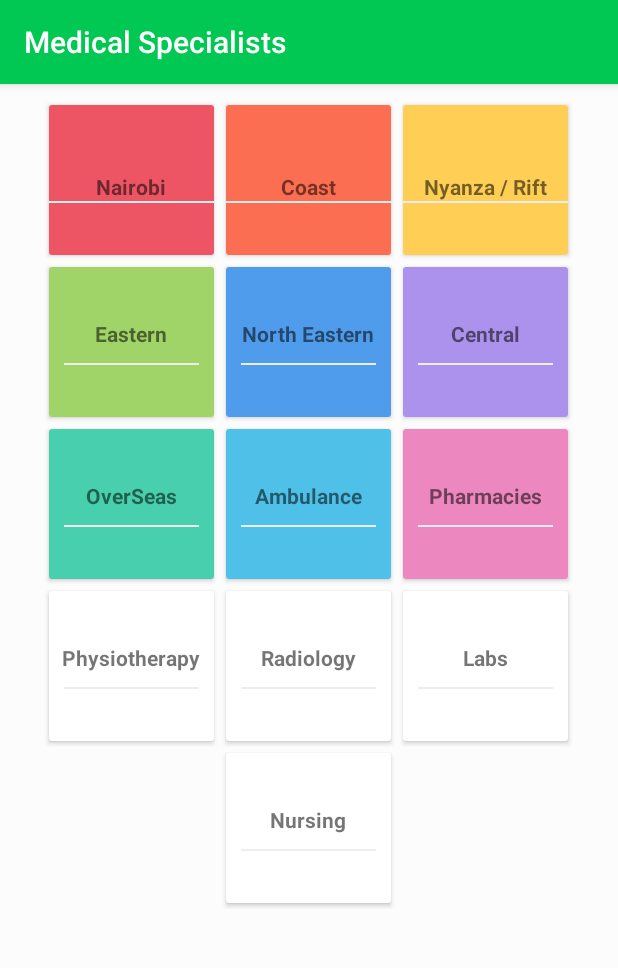
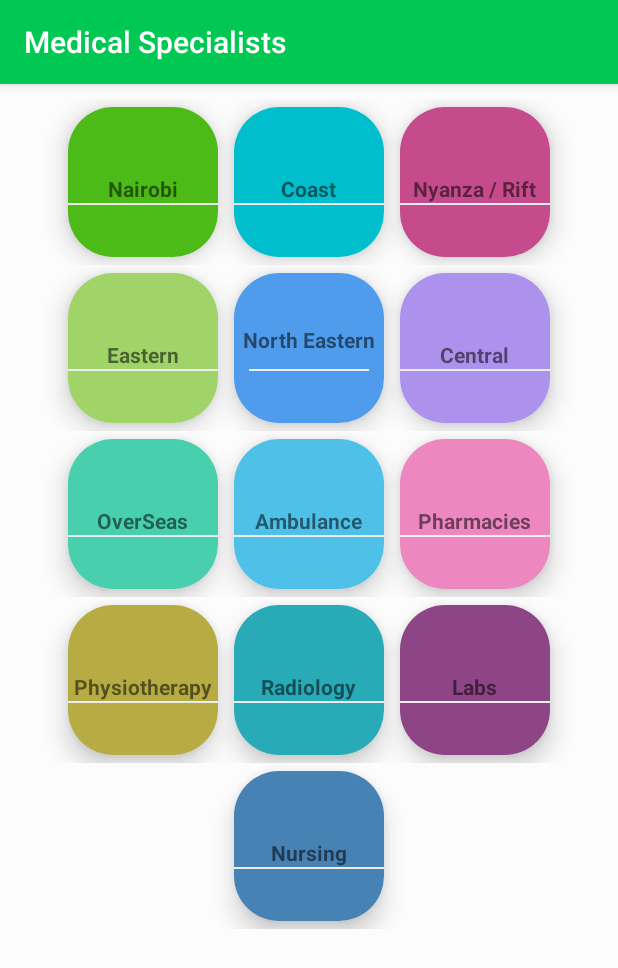
Before and after one commit to naisenyamungai/staffapp, an Android app: the Medical screen opened directly, with no data from a screen before it, on a phone screen of 412 x 824 dp. Shown: the top 968 px of the screen. Run offline under Robolectric (Android 15) with nearby library versions, the phone set to English and light mode, and no system bars; libraries missing offline, so code that uses them is left out: com.github.barteksc.pdfviewer.

Commit message:
update colors to fit color gradient

```diff
--- a/app/src/main/res/layout/activity_medical.xml
+++ b/app/src/main/res/layout/activity_medical.xml
@@ -43,16 +43,18 @@
 
                 <androidx.cardview.widget.CardView
                     android:id="@+id/nairobi_card"
-                    android:layout_width="110dp"
+                    android:layout_width="100dp"
                     android:layout_height="100dp"
-                    android:layout_margin="4dp">
+                    android:layout_margin="5dp"
+                    style="@style/MyCardViewStyle"
+                    >
 
                     <LinearLayout
                         android:layout_width="match_parent"
                         android:layout_height="match_parent"
                         android:orientation="vertical"
                         android:gravity="center"
-                        android:background="@color/colorGrapeFruit">
+                        android:background="@color/colorKelly">
                         <!--<ImageView-->
                             <!--android:layout_width="64dp"-->
                             <!--android:layout_height="64dp"-->
@@ -81,16 +83,18 @@
                 </androidx.cardview.widget.CardView>
                 <androidx.cardview.widget.CardView
                     android:id="@+id/coast_card"
-                    android:layout_width="110dp"
+                    android:layout_width="100dp"
                     android:layout_height="100dp"
-                    android:layout_margin="4dp">
+                    android:layout_margin="5dp"
+                    style="@style/MyCardViewStyle"
+                    >
 
                     <LinearLayout
                         android:layout_width="match_parent"
                         android:layout_height="match_parent"
                         android:orientation="vertical"
                         android:gravity="center"
-                        android:background="@color/colorBitterSweet">
+                        android:background="@color/colorOlympic">
                         <!--<ImageView-->
                             <!--android:layout_width="64dp"-->
                             <!--android:layout_height="64dp"-->
@@ -119,16 +123,18 @@
 
                 <androidx.cardview.widget.CardView
                     android:id="@+id/nyanza_card"
-                    android:layout_width="110dp"
+                    android:layout_width="100dp"
                     android:layout_height="100dp"
-                    android:layout_margin="4dp">
+                    android:layout_margin="5dp"
+                    style="@style/MyCardViewStyle"
+                    >
 
                     <LinearLayout
                         android:layout_width="match_parent"
                         android:layout_height="match_parent"
                         android:orientation="vertical"
                         android:gravity="center"
-                        android:background="@color/colorFlower">
+                        android:background="@color/colorMulberry">
                         <!--<ImageView-->
                             <!--android:layout_width="64dp"-->
                             <!--android:layout_height="64dp"-->
@@ -166,9 +172,10 @@
 
                 <androidx.cardview.widget.CardView
                     android:id="@+id/eastern_card"
-                    android:layout_width="110dp"
+                    android:layout_width="100dp"
                     android:layout_height="100dp"
-                    android:layout_margin="4dp">
+                    android:layout_margin="5dp"
+                    style="@style/MyCardViewStyle">
 
                     <LinearLayout
                         android:layout_width="match_parent"
@@ -191,7 +198,7 @@
                             android:layout_width="match_parent"
                             android:layout_height="1dp"
                             android:background="@color/lightgray"
-                            android:layout_margin="10dp"/>
+                            />
                         <!--<TextView-->
                             <!--android:layout_width="wrap_content"-->
                             <!--android:layout_height="wrap_content"-->
@@ -205,10 +212,10 @@
 
                 <androidx.cardview.widget.CardView
                     android:id="@+id/north_card"
-                    android:layout_width="110dp"
+                    android:layout_width="100dp"
                     android:layout_height="100dp"
-                    android:layout_margin="4dp"
-                    android:background="@color/colorBlueJeans">
+                    android:layout_margin="5dp"
+                    style="@style/MyCardViewStyle">
 
                     <LinearLayout
                         android:layout_width="match_parent"
@@ -244,10 +251,10 @@
 
                 <androidx.cardview.widget.CardView
                     android:id="@+id/central_card"
-                    android:layout_width="110dp"
+                    android:layout_width="100dp"
                     android:layout_height="100dp"
-                    android:layout_margin="4dp"
-                    android:background="@color/colorLavander">
+                    android:layout_margin="5dp"
+                    style="@style/MyCardViewStyle">
 
                     <LinearLayout
                         android:layout_width="match_parent"
@@ -270,7 +277,7 @@
                             android:layout_width="match_parent"
                             android:layout_height="1dp"
                             android:background="@color/lightgray"
-                            android:layout_margin="10dp"/>
+                            />
                         <!--<TextView-->
                             <!--android:layout_width="wrap_content"-->
                             <!--android:layout_height="wrap_content"-->
@@ -292,9 +299,10 @@
 
                 <androidx.cardview.widget.CardView
                     android:id="@+id/overseas_card"
-                    android:layout_width="110dp"
+                    android:layout_width="100dp"
                     android:layout_height="100dp"
-                    android:layout_margin="4dp">
+                    android:layout_margin="5dp"
+                    style="@style/MyCardViewStyle">
 
                     <LinearLayout
                         android:layout_width="match_parent"
@@ -317,7 +325,7 @@
                             android:layout_width="match_parent"
                             android:layout_height="1dp"
                             android:background="@color/lightgray"
-                            android:layout_margin="10dp"/>
+                            />
                         <!--<TextView-->
                             <!--android:layout_width="wrap_content"-->
                             <!--android:layout_height="wrap_content"-->
@@ -331,9 +339,10 @@
 
                 <androidx.cardview.widget.CardView
                     android:id="@+id/ambulance_card"
-                    android:layout_width="110dp"
+                    android:layout_width="100dp"
                     android:layout_height="100dp"
-                    android:layout_margin="4dp">
+                    android:layout_margin="5dp"
+                    style="@style/MyCardViewStyle">
 
                     <LinearLayout
                         android:layout_width="match_parent"
@@ -356,7 +365,7 @@
                             android:layout_width="match_parent"
                             android:layout_height="1dp"
                             android:background="@color/lightgray"
-                            android:layout_margin="10dp"/>
+                           />
                         <!--<TextView-->
                             <!--android:layout_width="wrap_content"-->
                             <!--android:layout_height="wrap_content"-->
@@ -369,10 +378,10 @@
 
                 <androidx.cardview.widget.CardView
                     android:id="@+id/pharmacies_card"
-                    android:layout_width="110dp"
+                    android:layout_width="100dp"
                     android:layout_height="100dp"
-                    android:layout_margin="4dp"
-                    android:background="@color/colorPinkRose">
+                    android:layout_margin="5dp"
+                    style="@style/MyCardViewStyle">
 
                     <LinearLayout
                         android:layout_width="match_parent"
@@ -394,8 +403,7 @@
                         <View
                             android:layout_width="match_parent"
                             android:layout_height="1dp"
-                            android:background="@color/lightgray"
-                            android:layout_margin="10dp"/>
+                            android:background="@color/lightgray" />
                         <!--<TextView-->
                             <!--android:layout_width="wrap_content"-->
                             <!--android:layout_height="wrap_content"-->
@@ -416,15 +424,17 @@
 
                 <androidx.cardview.widget.CardView
                     android:id="@+id/physiotherapy_card"
-                    android:layout_width="110dp"
+                    android:layout_width="100dp"
                     android:layout_height="100dp"
-                    android:layout_margin="4dp">
+                    android:layout_margin="5dp"
+                    style="@style/MyCardViewStyle">
 
                     <LinearLayout
                         android:layout_width="match_parent"
                         android:layout_height="match_parent"
                         android:orientation="vertical"
-                        android:gravity="center">
+                        android:gravity="center"
+                        android:background="@color/colorChartreuse">
                         <!--<ImageView-->
                             <!--android:layout_width="64dp"-->
                             <!--android:layout_height="64dp"-->
@@ -440,7 +450,7 @@
                             android:layout_width="match_parent"
                             android:layout_height="1dp"
                             android:background="@color/lightgray"
-                            android:layout_margin="10dp"/>
+                           />
                         <!--<TextView-->
                             <!--android:layout_width="wrap_content"-->
                             <!--android:layout_height="wrap_content"-->
@@ -454,15 +464,17 @@
 
                 <androidx.cardview.widget.CardView
                     android:id="@+id/radiology_card"
-                    android:layout_width="110dp"
+                    android:layout_width="100dp"
                     android:layout_height="100dp"
-                    android:layout_margin="4dp">
+                    android:layout_margin="5dp"
+                    style="@style/MyCardViewStyle">
 
                     <LinearLayout
                         android:layout_width="match_parent"
                         android:layout_height="match_parent"
                         android:orientation="vertical"
-                        android:gravity="center">
+                        android:gravity="center"
+                        android:background="@color/colorJungle">
                         <!--<ImageView-->
                             <!--android:layout_width="64dp"-->
                             <!--android:layout_height="64dp"-->
@@ -478,7 +490,7 @@
                             android:layout_width="match_parent"
                             android:layout_height="1dp"
                             android:background="@color/lightgray"
-                            android:layout_margin="10dp"/>
+                           />
                         <!--<TextView-->
                             <!--android:layout_width="wrap_content"-->
                             <!--android:layout_height="wrap_content"-->
@@ -491,15 +503,17 @@
 
                 <androidx.cardview.widget.CardView
                     android:id="@+id/labs_card"
-                    android:layout_width="110dp"
+                    android:layout_width="100dp"
                     android:layout_height="100dp"
-                    android:layout_margin="4dp">
+                    android:layout_margin="5dp"
+                    style="@style/MyCardViewStyle">
 
                     <LinearLayout
                         android:layout_width="match_parent"
                         android:layout_height="match_parent"
                         android:orientation="vertical"
-                        android:gravity="center">
+                        android:gravity="center"
+                        android:background="@color/colorPlum">
                         <!--<ImageView-->
                             <!--android:layout_width="64dp"-->
                             <!--android:layout_height="64dp"-->
@@ -515,7 +529,7 @@
                             android:layout_width="match_parent"
                             android:layout_height="1dp"
                             android:background="@color/lightgray"
-                            android:layout_margin="10dp"/>
+                            />
                         <!--<TextView-->
                             <!--android:layout_width="wrap_content"-->
                             <!--android:layout_height="wrap_content"-->
@@ -536,15 +550,17 @@
 
                 <androidx.cardview.widget.CardView
                     android:id="@+id/nursing_card"
-                    android:layout_width="110dp"
+                    android:layout_width="100dp"
                     android:layout_height="100dp"
-                    android:layout_margin="4dp">
+                    android:layout_margin="5dp"
+                    style="@style/MyCardViewStyle">
 
                     <LinearLayout
                         android:layout_width="match_parent"
                         android:layout_height="match_parent"
                         android:orientation="vertical"
-                        android:gravity="center">
+                        android:gravity="center"
+                        android:background="@color/colorSteel">
                         <!--<ImageView-->
                         <!--android:layout_width="64dp"-->
                         <!--android:layout_height="64dp"-->
@@ -560,7 +576,7 @@
                             android:layout_width="match_parent"
                             android:layout_height="1dp"
                             android:background="@color/lightgray"
-                            android:layout_margin="10dp"/>
+                            />
                         <!--<TextView-->
                             <!--android:layout_width="wrap_content"-->
                             <!--android:layout_height="wrap_content"-->
--- a/app/src/main/res/layout/activity_nursing.xml
+++ b/app/src/main/res/layout/activity_nursing.xml
@@ -1,5 +1,5 @@
 <?xml version="1.0" encoding="utf-8"?>
-<LineaLayout xmlns:android="http://schemas.android.com/apk/res/android"
+<LinearLayout xmlns:android="http://schemas.android.com/apk/res/android"
     xmlns:app="http://schemas.android.com/apk/res-auto"
     xmlns:tools="http://schemas.android.com/tools"
     android:layout_width="match_parent"
@@ -13,4 +13,4 @@
 
     </com.github.barteksc.pdfviewer.PDFView>
 
-</LineaLayout>
+</LinearLayout>
--- a/app/src/main/res/values/colors.xml
+++ b/app/src/main/res/values/colors.xml
@@ -30,4 +30,26 @@
     <color name="colorAquaDark">#3BAFDA</color>
     <color name="colorPinkRose">#EC87C0</color>
     <color name="colorPinkRoseDark">#D770AD</color>
+
+    <color name="colorJungle">#29ABB7</color>
+    <color name="colorPlum">#8D4585</color>
+    <color name="colorSteel">#4682B4</color>
+    <color name="colorChartreuse">#B7AC44</color>
+
+    <color name="colorMulberry">#C64B8C</color>
+    <color name="colorFandango">#B5338A</color>
+
+    <color name="colorOlympic">#00BECC</color>
+    <color name="colorCornFlower">#6693F5</color>
+    <color name="colorAzure">#0080FE</color>
+
+    <color name="colorJade">#00A868</color>
+    <color name="colorKelly">#4CBB17</color>
+    <color name="colorGreengreen">#3BB143</color>
+
+
+
+
+
+
 </resources>
--- a/app/src/main/res/values/styles.xml
+++ b/app/src/main/res/values/styles.xml
@@ -8,4 +8,9 @@
         <item name="colorAccent">@color/colorAccent</item>
     </style>
 
+    <style name="MyCardViewStyle" parent="Theme.AppCompat.Light">
+        <item name="cardCornerRadius">30dp</item>
+        <item name="cardElevation">10dp</item>
+    </style>
+
 </resources>
```
